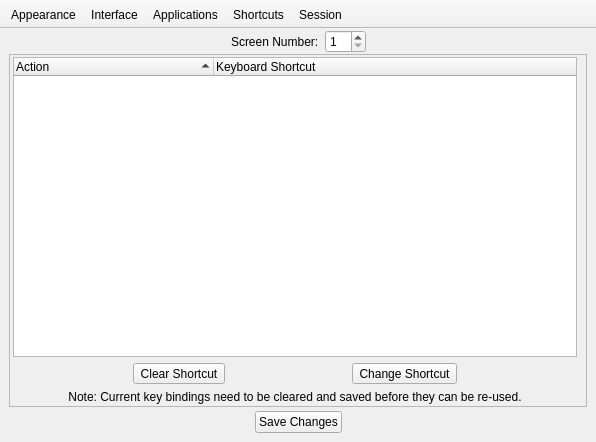
Old version of the form lumina-config/mainUI.ui in the repository lumina-desktop/lumina.
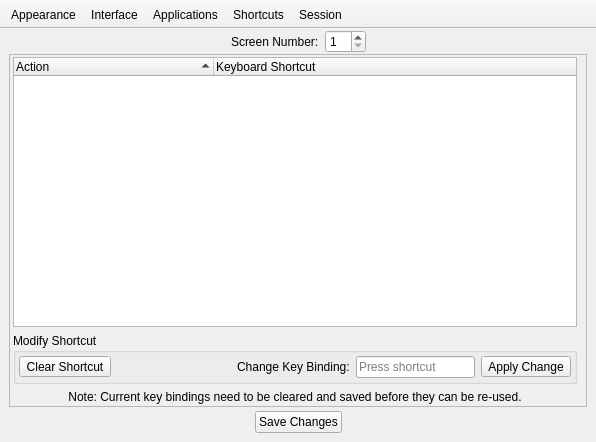
New version of the form. The open tabs and pages were chosen to show the change.

Commit message: Replace the "KeyCatch" dialog with a QKeySequenceEdit (added in Qt 5.2). The keycatch dialog is still there in source (just commented out) until we can verify that the Qt widget picks up all the special keys properly.

Patch:
```diff
--- a/lumina-config/mainUI.ui
+++ b/lumina-config/mainUI.ui
@@ -732,21 +732,27 @@
          </widget>
         </item>
         <item>
-         <layout class="QHBoxLayout" name="horizontalLayout_15">
-          <item>
-           <spacer name="horizontalSpacer_10">
-            <property name="orientation">
-             <enum>Qt::Horizontal</enum>
-            </property>
-            <property name="sizeHint" stdset="0">
-             <size>
-              <width>40</width>
-              <height>20</height>
-             </size>
-            </property>
-           </spacer>
-          </item>
-          <item>
+         <widget class="QGroupBox" name="group_shortcut_modify">
+          <property name="title">
+           <string>Modify Shortcut</string>
+          </property>
+          <layout class="QGridLayout" name="gridLayout_4">
+           <property name="leftMargin">
+            <number>3</number>
+           </property>
+           <property name="topMargin">
+            <number>3</number>
+           </property>
+           <property name="rightMargin">
+            <number>3</number>
+           </property>
+           <property name="bottomMargin">
+            <number>3</number>
+           </property>
+           <item row="0" column="3">
+            <widget class="QKeySequenceEdit" name="keyEdit_shortcut"/>
+           </item>
+           <item row="0" column="0">
            <widget class="QToolButton" name="tool_shortcut_clear">
             <property name="text">
              <string>Clear Shortcut</string>
@@ -756,31 +762,25 @@
             </property>
            </widget>
           </item>
-          <item>
-           <spacer name="horizontalSpacer_12">
-            <property name="orientation">
-             <enum>Qt::Horizontal</enum>
-            </property>
-            <property name="sizeHint" stdset="0">
-             <size>
-              <width>40</width>
-              <height>20</height>
-             </size>
-            </property>
-           </spacer>
-          </item>
-          <item>
+           <item row="0" column="4">
            <widget class="QToolButton" name="tool_shortcut_set">
             <property name="text">
-             <string>Change Shortcut</string>
+              <string>Apply Change</string>
             </property>
             <property name="toolButtonStyle">
              <enum>Qt::ToolButtonTextBesideIcon</enum>
             </property>
            </widget>
           </item>
-          <item>
-           <spacer name="horizontalSpacer_11">
+           <item row="0" column="2">
+            <widget class="QLabel" name="label_32">
+             <property name="text">
+              <string>Change Key Binding:</string>
+             </property>
+            </widget>
+           </item>
+           <item row="0" column="1">
+            <spacer name="horizontalSpacer_10">
             <property name="orientation">
              <enum>Qt::Horizontal</enum>
             </property>
@@ -793,6 +793,7 @@
            </spacer>
           </item>
          </layout>
+         </widget>
         </item>
         <item>
          <widget class="QLabel" name="label_11">
```
Left out of the diff: 8 changed lines with no effect on the pictures. Lines whose indentation alone changed are shown as unchanged. The commit also changes 2 other files.
